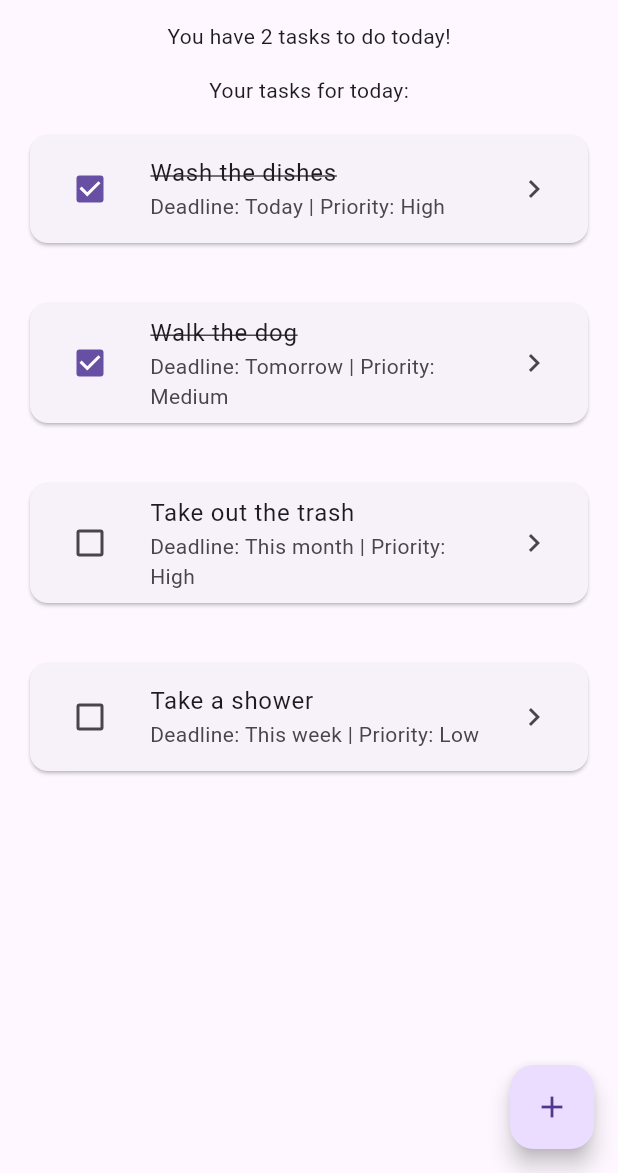
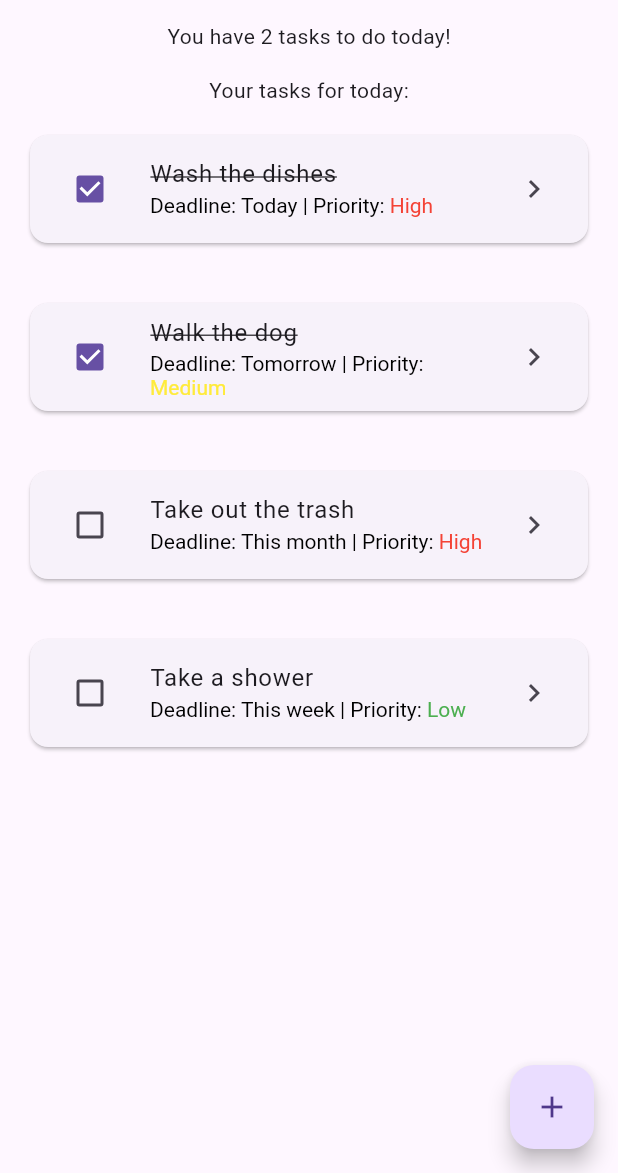
Before and after one commit to BestIsaacPlayer/CrackFlow, a Flutter app: the screen it shows after launch, on a phone screen of 412 x 824 dp, the part 63-1236 px from its top. Run offline on Flutter 3.47's test engine with Material 3 defaults, Android fonts, the phone set to English and light mode, and no system bars.

Commit message:
Split subtitle field into priority and deadline and add coloring to each of the priorities

```diff
--- a/lib/main.dart
+++ b/lib/main.dart
@@ -56,8 +56,8 @@ class _HomeScreenState extends State<HomeScreen> {
                     },
                     child: TaskCard(
                       title: task.title,
-                      subtitle:
-                          "Deadline: ${task.deadline} | Priority: ${task.priority}",
+                      deadline: task.deadline,
+                      priority: task.priority,
                       done: task.done,
                       onChanged: (value) {
                         setState(() {
@@ -120,7 +120,8 @@ class _HomeScreenState extends State<HomeScreen> {
 
 class TaskCard extends StatelessWidget {
   final String title;
-  final String subtitle;
+  final String deadline;
+  final String priority;
   final bool done;
   final ValueChanged<bool?>? onChanged;
   final VoidCallback? onTap;
@@ -128,7 +129,8 @@ class TaskCard extends StatelessWidget {
   const TaskCard({
     super.key,
     required this.title,
-    required this.subtitle,
+    required this.deadline,
+    required this.priority,
     required this.done,
     this.onChanged,
     this.onTap
@@ -153,7 +155,20 @@ class TaskCard extends StatelessWidget {
                     : TextDecoration.none
             ),
           ),
-          subtitle: Text(subtitle),
+          subtitle: RichText(
+              text: TextSpan(
+                style: TextStyle(color: Colors.black),
+                children: [
+                  TextSpan(text: "Deadline: $deadline | Priority: "),
+                  TextSpan(
+                    text: priority,
+                    style: TextStyle(
+                      color: priority == "Low" ? Colors.green : priority == "Medium" ? Colors.yellow : priority == "High" ? Colors.red : Colors.black
+                    )
+                  )
+                ]
+              )
+          ),
           trailing: Icon(Icons.chevron_right),
         ),
       ),
```
